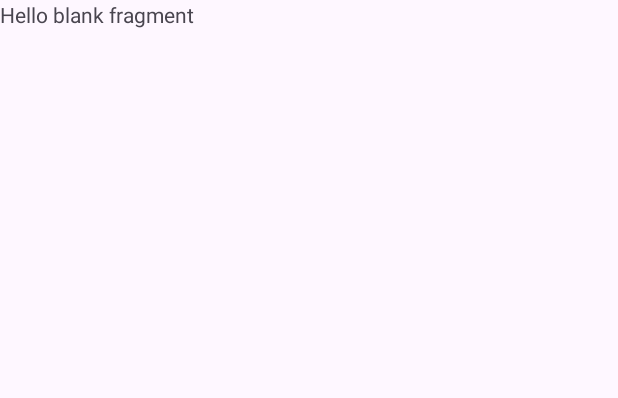
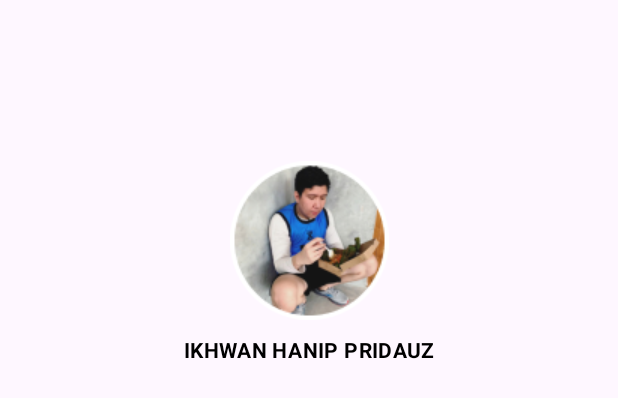
Before and after one commit to fahrulrz/PPPB1_Tugas, an Android app: the layout fragment_profile.xml on its own in the app's theme, with its tools: preview values and no code run, on a phone screen of 412 x 824 dp. Shown: the top 398 px of the screen. Run offline under Robolectric (Android 15) with nearby library versions, the phone set to English and light mode, and no system bars.

Commit message:
BNI Mobile

```diff
--- a/BNIMobile/app/src/main/res/layout/fragment_profile.xml
+++ b/BNIMobile/app/src/main/res/layout/fragment_profile.xml
@@ -1,14 +1,42 @@
 <?xml version="1.0" encoding="utf-8"?>
-<FrameLayout xmlns:android="http://schemas.android.com/apk/res/android"
+<androidx.constraintlayout.widget.ConstraintLayout xmlns:android="http://schemas.android.com/apk/res/android"
     xmlns:tools="http://schemas.android.com/tools"
     android:layout_width="match_parent"
     android:layout_height="match_parent"
+    xmlns:app="http://schemas.android.com/apk/res-auto"
     tools:context=".ProfileFragment">
 
+<!--    Guidelines-->
+    <androidx.constraintlayout.widget.Guideline
+        android:id="@+id/gd1"
+        android:layout_width="match_parent"
+        android:layout_height="wrap_content"
+        android:orientation="horizontal"
+        app:layout_constraintGuide_percent=".13"/>
+
     <!-- TODO: Update blank fragment layout -->
+    <ImageView
+        android:id="@+id/profile"
+        android:layout_width="wrap_content"
+        android:layout_height="wrap_content"
+        android:src="@drawable/profil"
+        app:layout_constraintTop_toBottomOf="@id/gd1"
+        app:layout_constraintStart_toStartOf="parent"
+        app:layout_constraintEnd_toEndOf="parent"/>
+
     <TextView
-        android:layout_width="match_parent"
-        android:layout_height="match_parent"
-        android:text="@string/hello_blank_fragment" />
+        android:id="@+id/username"
+        android:layout_width="wrap_content"
+        android:layout_height="wrap_content"
+        android:text="Ikhwan Hanip Pridauz"
+        android:textColor="@color/black"
+        android:textAllCaps="true"
+        android:textStyle="bold"
+        android:letterSpacing=".02"
+        android:layout_marginTop="10dp"
+        app:layout_constraintTop_toBottomOf="@id/profile"
+        app:layout_constraintStart_toStartOf="parent"
+        app:layout_constraintEnd_toEndOf="parent"
+        />
 
-</FrameLayout>
+</androidx.constraintlayout.widget.ConstraintLayout>
--- /dev/null
+++ b/Pertemuan10/app/src/main/java/com/example/pertemuan10/Disaster.kt
@@ -0,0 +1,3 @@
+package com.example.pertemuan10
+
+data class Disaster()
--- /dev/null
+++ b/Pertemuan10/app/src/main/java/com/example/pertemuan10/DisasterAdapter.kt
@@ -0,0 +1,4 @@
+package com.example.pertemuan10
+
+class DisasterAdapter {
+}
--- /dev/null
+++ b/Pertemuan10/app/src/main/res/layout/item_disaster.xml
@@ -0,0 +1,6 @@
+<?xml version="1.0" encoding="utf-8"?>
+<androidx.constraintlayout.widget.ConstraintLayout xmlns:android="http://schemas.android.com/apk/res/android"
+    android:layout_width="match_parent"
+    android:layout_height="match_parent">
+
+</androidx.constraintlayout.widget.ConstraintLayout>
```
Also changed, not shown: BNIMobile/app/src/main/res/drawable/profil.png (added).
